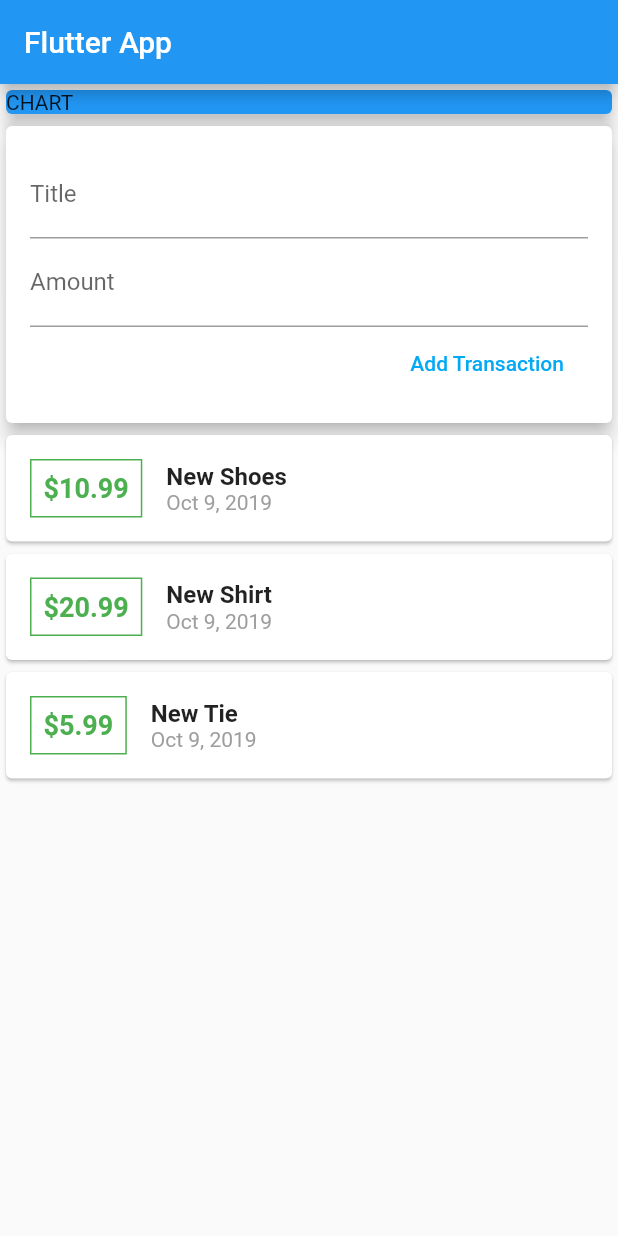
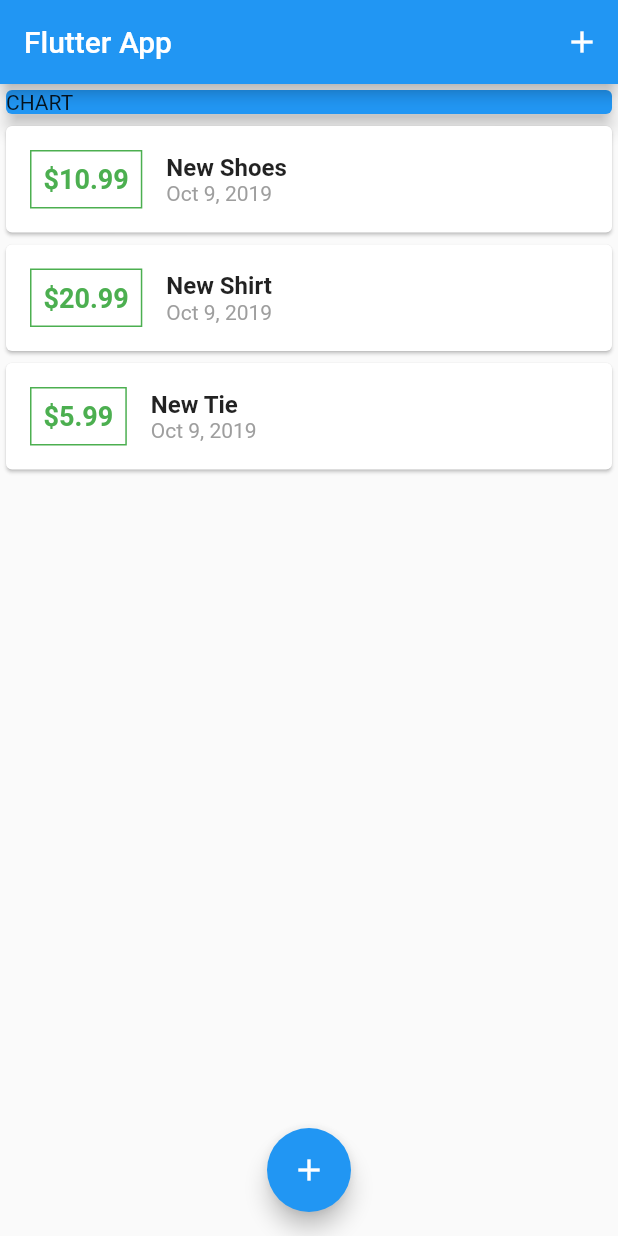
Before and after one commit to tabuckner/flutter_course, a Flutter app: the screen it shows after launch, on a phone screen of 412 x 824 dp. Run offline on Flutter 3.47's test engine with Material 2 defaults, Android fonts, the phone set to English and light mode, and no system bars.

Commit message:
Finished video 91.

```diff
--- a/expenses/lib/main.dart
+++ b/expenses/lib/main.dart
@@ -1,7 +1,8 @@
-import 'package:expenses/widgets/user_transactions.dart';
 import 'package:flutter/material.dart';
 
-import './widgets/user_transactions.dart';
+import './models/transaction.dart';
+import './widgets/new_transaction.dart';
+import './widgets/transaction_list.dart';
 
 void main() => runApp(MyApp());
 
@@ -24,13 +25,85 @@ class MyHomePage extends StatefulWidget {
 }
 
 class _MyHomePageState extends State<MyHomePage> {
+  final List<Transaction> _transactions = [
+    Transaction(
+      id: 't1',
+      title: 'New Shoes',
+      amount: 10.99,
+      date: DateTime.now(),
+    ),
+    Transaction(
+      id: 't2',
+      title: 'New Shirt',
+      amount: 20.99,
+      date: DateTime.now(),
+    ),
+    Transaction(
+      id: 't3',
+      title: 'New Tie',
+      amount: 5.99,
+      date: DateTime.now(),
+    ),
+  ];
+
+  void _addNewTransaction(String newTitle, double newAmount) {
+    final Transaction newTransaction = Transaction(
+      title: newTitle,
+      amount: newAmount,
+      date: DateTime.now(),
+      id: DateTime.now().toString(),
+    );
+
+    setState(() {
+      this._transactions.add(newTransaction);
+    });
+  }
+
+  void startAddNewTransaction(BuildContext ctx) {
+    showModalBottomSheet(
+      context: ctx,
+      builder: (_) {
+        return GestureDetector(
+          onTap: () {},
+          child: NewTransaction(this._addNewTransaction),
+          behavior: HitTestBehavior.opaque,
+        );
+      },
+    );
+  }
+
   @override
   Widget build(BuildContext context) {
     return Scaffold(
       appBar: AppBar(
         title: Text('Flutter App'),
+        actions: <Widget>[
+          IconButton(
+            icon: Icon(Icons.add),
+            onPressed: () => this.startAddNewTransaction(context),
+          )
+        ],
       ),
-      body: UserTransactions(),
+      body: Column(
+        children: <Widget>[
+          Container(
+            width: double.infinity,
+            child: Card(
+              color: Colors.blue,
+              child: Text('CHART'),
+              elevation: 5,
+            ),
+          ),
+          TransactionList(
+            transactions: this._transactions,
+          ),
+        ],
+      ),
+      floatingActionButtonLocation: FloatingActionButtonLocation.centerFloat,
+      floatingActionButton: FloatingActionButton(
+        child: Icon(Icons.add),
+        onPressed: () => this.startAddNewTransaction(context),
+      ),
     );
   }
 }
--- a/expenses/lib/widgets/transaction_list.dart
+++ b/expenses/lib/widgets/transaction_list.dart
@@ -30,7 +30,7 @@ class TransactionList extends StatelessWidget {
                     ),
                   ),
                   child: Text(
-                    '\$${transaction.amount}',
+                    '\$${transaction.amount.toStringAsFixed(2)}',
                     style: TextStyle(
                         fontWeight: FontWeight.bold,
                         fontSize: 18,
--- a/expenses/lib/widgets/user_transactions.dart
+++ b/expenses/lib/widgets/user_transactions.dart
@@ -49,14 +49,6 @@ class _UserTransactionsState extends State<UserTransactions> {
     return Column(
       crossAxisAlignment: CrossAxisAlignment.center,
       children: <Widget>[
-        Container(
-          width: double.infinity,
-          child: Card(
-            color: Colors.blue,
-            child: Text('CHART'),
-            elevation: 5,
-          ),
-        ),
         NewTransaction(this._addNewTransaction),
         TransactionList(
           transactions: this._transactions,
```
Also changed, not shown: expenses/lib/widgets/new_transaction.dart (+27 -9 lines).
